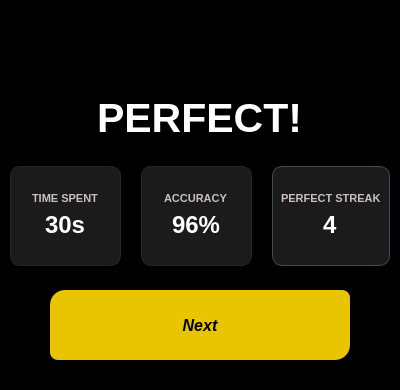
Old version of the form ui/resultScene.ui in the repository alfphy/drawing_game.
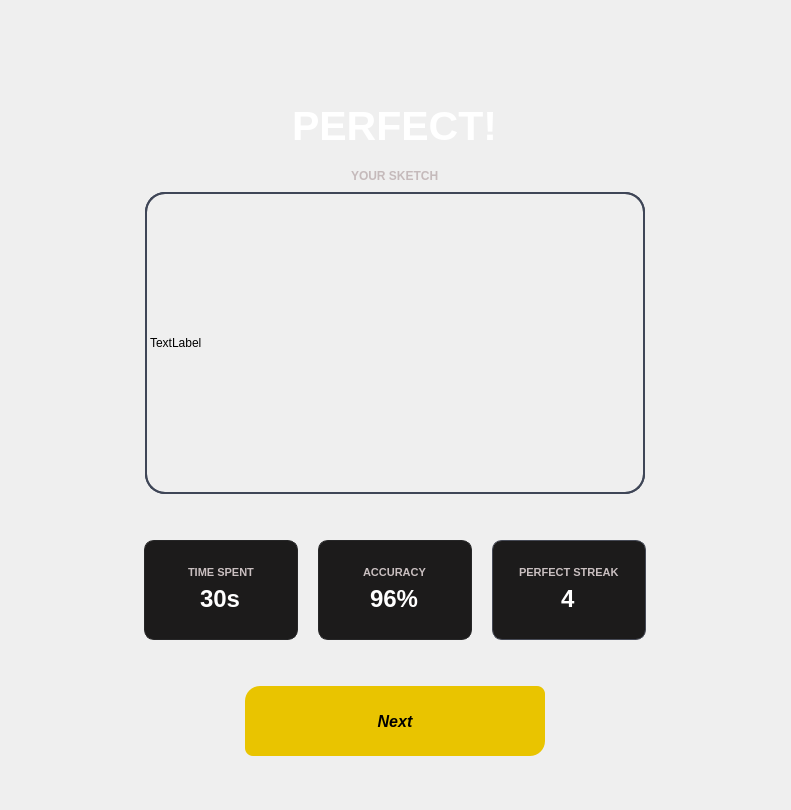
New version of the form. Icons and pictures are not drawn.

Commit message: preview sketch on result display

What changed in the file:
```diff
--- a/ui/resultScene.ui
+++ b/ui/resultScene.ui
@@ -6,17 +6,32 @@
    <rect>
     <x>0</x>
     <y>0</y>
-    <width>400</width>
-    <height>390</height>
+    <width>791</width>
+    <height>810</height>
    </rect>
   </property>
   <property name="windowTitle">
    <string>Dialog</string>
   </property>
   <property name="styleSheet">
-   <string notr="true">background-color:black;</string>
+   <string notr="true">background: qlineargradient(
+    x1:0, y1:0, x2:1, y2:1,
+    /* Main Background - lighter */
+    stop:0 #1a1c23, 
+    
+    /* Top Right Subtle Shadow Slope */
+    stop:0.15 #1a1c23, 
+    stop:0.16 #14161c, 
+    
+    /* Transition back to main background */
+    stop:0.84 #1a1c23, 
+    
+    /* Bottom Right Light Geometric Slice */
+    stop:0.85 #2a2e38, 
+    stop:1.0 #2a2e38
+);</string>
   </property>
-  <layout class="QVBoxLayout" name="verticalLayout" stretch="0">
+  <layout class="QHBoxLayout" name="horizontalLayout" stretch="0">
    <property name="spacing">
     <number>0</number>
    </property>
@@ -32,7 +47,7 @@
    <property name="bottomMargin">
     <number>0</number>
    </property>
-   <item alignment="Qt::AlignHCenter|Qt::AlignVCenter">
+   <item>
     <widget class="QFrame" name="frame_3">
      <property name="sizePolicy">
       <sizepolicy hsizetype="Expanding" vsizetype="Expanding">
@@ -42,7 +57,7 @@
      </property>
      <property name="minimumSize">
       <size>
-       <width>400</width>
+       <width>520</width>
        <height>390</height>
       </size>
      </property>
@@ -53,22 +68,8 @@
       </size>
      </property>
      <property name="styleSheet">
-      <string notr="true">background: qlineargradient(
-    x1:0, y1:0, x2:1, y2:1,
-    /* Main Background - lighter */
-    stop:0 #1a1c23, 
-    
-    /* Top Right Subtle Shadow Slope */
-    stop:0.15 #1a1c23, 
-    stop:0.16 #14161c, 
-    
-    /* Transition back to main background */
-    stop:0.84 #1a1c23, 
-    
-    /* Bottom Right Light Geometric Slice */
-    stop:0.85 #2a2e38, 
-    stop:1.0 #2a2e38
-);</string>
+      <string notr="true">background:transparent;
+border:none;</string>
      </property>
      <property name="frameShape">
       <enum>QFrame::StyledPanel</enum>
@@ -76,7 +77,20 @@
      <property name="frameShadow">
       <enum>QFrame::Raised</enum>
      </property>
-     <layout class="QVBoxLayout" name="verticalLayout_6" stretch="1,1,1,1">
+     <layout class="QVBoxLayout" name="verticalLayout_6" stretch="0,1,1,1,1,0,1,0,1,0">
+      <item>
+       <spacer name="verticalSpacer_8">
+        <property name="orientation">
+         <enum>Qt::Vertical</enum>
+        </property>
+        <property name="sizeHint" stdset="0">
+         <size>
+          <width>20</width>
+          <height>40</height>
+         </size>
+        </property>
+       </spacer>
+      </item>
       <item alignment="Qt::AlignHCenter">
        <widget class="QFrame" name="frame_2">
         <property name="minimumSize">
@@ -277,6 +291,84 @@
         </property>
        </widget>
       </item>
+      <item alignment="Qt::AlignHCenter">
+       <widget class="QLabel" name="label">
+        <property name="minimumSize">
+         <size>
+          <width>0</width>
+          <height>30</height>
+         </size>
+        </property>
+        <property name="maximumSize">
+         <size>
+          <width>16777215</width>
+          <height>20</height>
+         </size>
+        </property>
+        <property name="styleSheet">
+         <string notr="true">color:#C5BABB;
+font-weight:600;</string>
+        </property>
+        <property name="text">
+         <string>YOUR SKETCH</string>
+        </property>
+       </widget>
+      </item>
+      <item alignment="Qt::AlignHCenter">
+       <widget class="QWidget" name="sketch_card" native="true">
+        <property name="minimumSize">
+         <size>
+          <width>500</width>
+          <height>300</height>
+         </size>
+        </property>
+        <property name="styleSheet">
+         <string notr="true">border:2px solid #3F4657;
+border-radius:20px;</string>
+        </property>
+        <layout class="QHBoxLayout" name="horizontalLayout_4">
+         <property name="spacing">
+          <number>0</number>
+         </property>
+         <property name="leftMargin">
+          <number>0</number>
+         </property>
+         <property name="topMargin">
+          <number>0</number>
+         </property>
+         <property name="rightMargin">
+          <number>0</number>
+         </property>
+         <property name="bottomMargin">
+          <number>0</number>
+         </property>
+         <item>
+          <widget class="QLabel" name="label_sketch">
+           <property name="styleSheet">
+            <string notr="true">border:2px solid #3F4657;
+border-radius:20px;</string>
+           </property>
+           <property name="text">
+            <string>TextLabel</string>
+           </property>
+          </widget>
+         </item>
+        </layout>
+       </widget>
+      </item>
+      <item>
+       <spacer name="verticalSpacer_10">
+        <property name="orientation">
+         <enum>Qt::Vertical</enum>
+        </property>
+        <property name="sizeHint" stdset="0">
+         <size>
+          <width>20</width>
+          <height>40</height>
+         </size>
+        </property>
+       </spacer>
+      </item>
       <item>
        <layout class="QHBoxLayout" name="horizontalLayout_3">
         <property name="spacing">
@@ -515,6 +607,19 @@
         </item>
        </layout>
       </item>
+      <item>
+       <spacer name="verticalSpacer_9">
+        <property name="orientation">
+         <enum>Qt::Vertical</enum>
+        </property>
+        <property name="sizeHint" stdset="0">
+         <size>
+          <width>20</width>
+          <height>40</height>
+         </size>
+        </property>
+       </spacer>
+      </item>
       <item alignment="Qt::AlignHCenter">
        <widget class="QPushButton" name="button_next">
         <property name="minimumSize">
@@ -556,6 +661,19 @@
         </property>
        </widget>
       </item>
+      <item>
+       <spacer name="verticalSpacer_7">
+        <property name="orientation">
+         <enum>Qt::Vertical</enum>
+        </property>
+        <property name="sizeHint" stdset="0">
+         <size>
+          <width>20</width>
+          <height>40</height>
+         </size>
+        </property>
+       </spacer>
+      </item>
      </layout>
     </widget>
    </item>
```
The commit also changes 12 other files.
